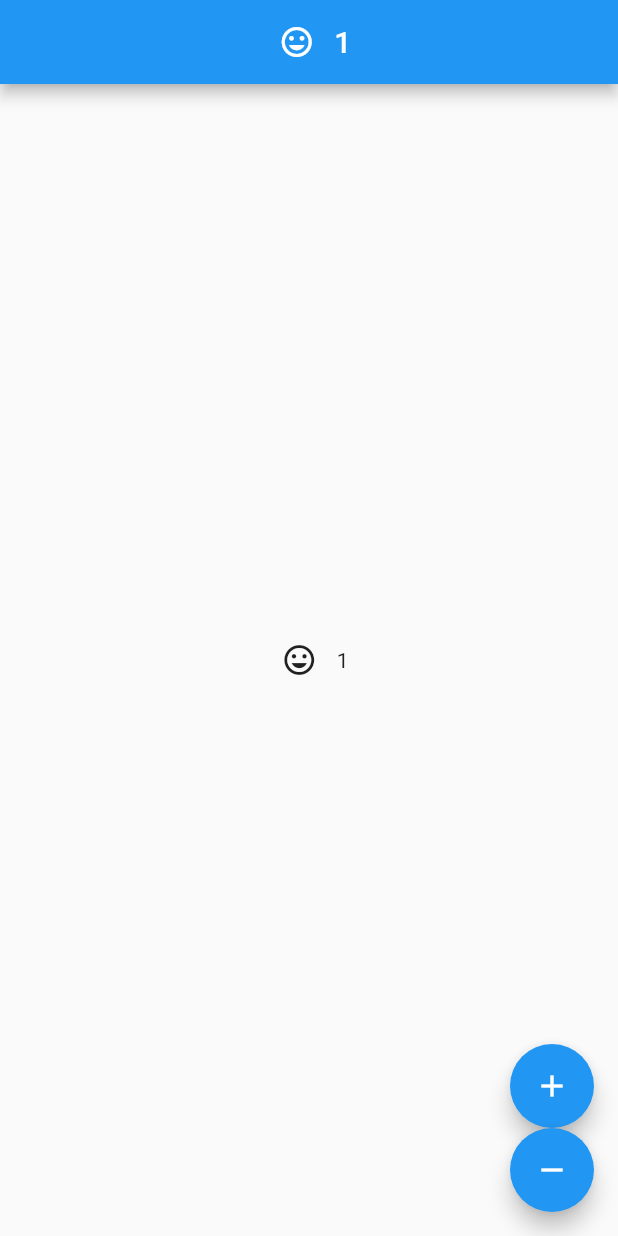
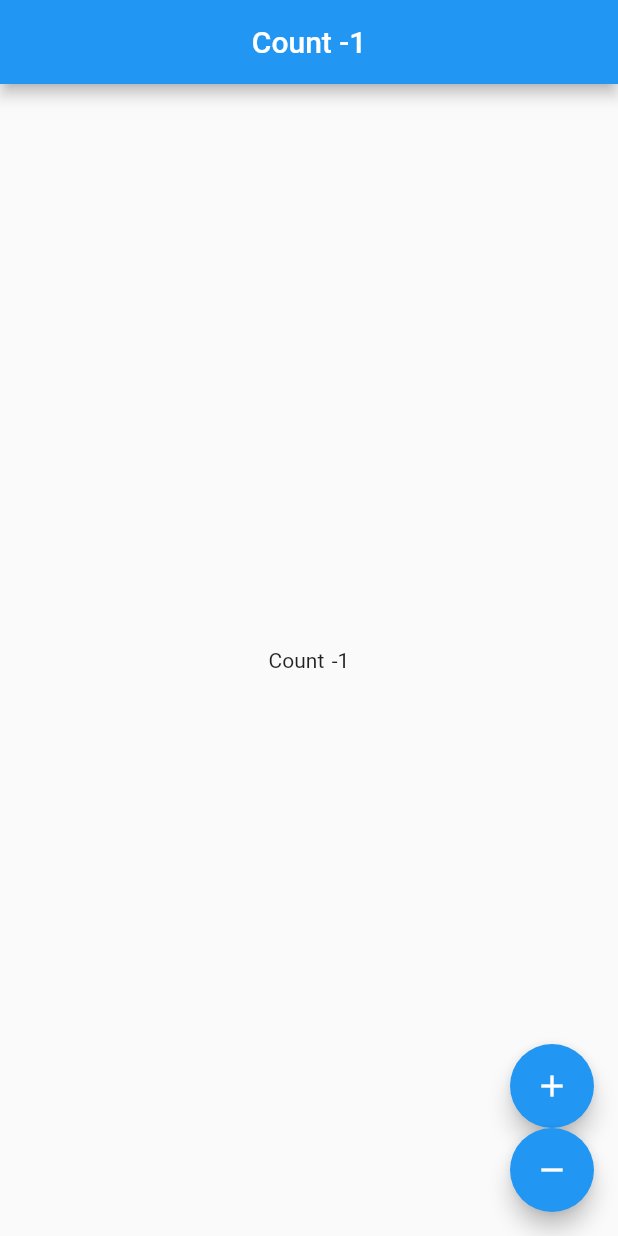
Before and after one commit to petrnymsa/master-thesis-support, a Flutter app: the screen it shows after launch, after a tap on the "remove" icon, on a phone screen of 412 x 824 dp. Run offline on Flutter 3.47's test engine with Material 2 defaults, Android fonts, the phone set to English and light mode, and no system bars; our stand-ins replace bloc, flutter_bloc.

Commit message:
update examples

```diff
--- a/counter_inherited/lib/main.dart
+++ b/counter_inherited/lib/main.dart
@@ -51,7 +51,7 @@ class CounterTextContainer extends StatelessWidget {
       child: Row(
         mainAxisAlignment: MainAxisAlignment.center,
         children: <Widget>[
-          CounterTextIcon(),
+          const Text('Count'),
           const SizedBox(width: 5),
           CounterText()
         ],
@@ -70,13 +70,13 @@ class CounterText extends StatelessWidget {
   }
 }
 
-class CounterTextIcon extends StatelessWidget {
-  @override
-  Widget build(BuildContext context) {
-    print('CounterTextIcon rebuild');
-    return Container(
-      padding: const EdgeInsets.all(8.0),
-      child: Icon(Icons.insert_emoticon),
-    );
-  }
-}
+// class CounterTextIcon extends StatelessWidget {
+//   @override
+//   Widget build(BuildContext context) {
+//     print('CounterTextIcon rebuild');
+//     return Container(
+//       padding: const EdgeInsets.all(8.0),
+//       child: Icon(Icons.insert_emoticon),
+//     );
+//   }
+// }
--- a/counter_inherited/lib/model.dart
+++ b/counter_inherited/lib/model.dart
@@ -49,7 +49,7 @@ class CounterInheritedWidgetState extends State<CounterInheritedWidget> {
 
   void decrement() {
     setState(() {
-      _count++;
+      _count--;
     });
   }
 
--- a/counter_provider/lib/main.dart
+++ b/counter_provider/lib/main.dart
@@ -71,7 +71,7 @@ class CounterText extends StatelessWidget {
       // some heavy widget which is not rebuilt whenever model state changes
       child: Container(
         padding: const EdgeInsets.all(8.0),
-        child: Icon(Icons.insert_emoticon),
+        child: Text('Count'),
       ),
     );
   }
--- a/counter_starter/lib/main.dart
+++ b/counter_starter/lib/main.dart
@@ -7,6 +7,7 @@ class MyApp extends StatelessWidget {
   Widget build(BuildContext context) {
     return MaterialApp(
       title: 'SetState demo',
+      debugShowCheckedModeBanner: false,
       theme: ThemeData(primarySwatch: Colors.blue),
       home: HomePage(),
     );
```
